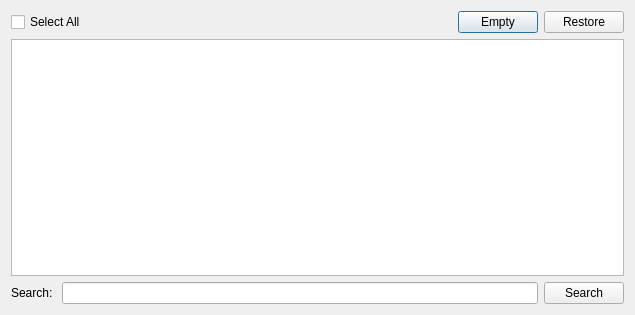
Qt form rave/AudioExplorer/trashcanform.ui (pgathogo/raven) before a commit.
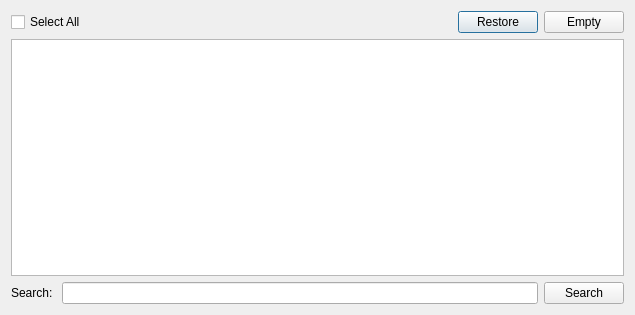
The same form after that commit.

```diff
--- a/rave/AudioExplorer/trashcanform.ui
+++ b/rave/AudioExplorer/trashcanform.ui
@@ -39,13 +39,6 @@
        </property>
       </spacer>
      </item>
-     <item>
-      <widget class="QPushButton" name="btnEmpty">
-       <property name="text">
-        <string>Empty</string>
-       </property>
-      </widget>
-     </item>
      <item>
       <widget class="QPushButton" name="btnRestore">
        <property name="text">
@@ -53,6 +46,13 @@
        </property>
       </widget>
      </item>
+     <item>
+      <widget class="QPushButton" name="btnEmpty">
+       <property name="text">
+        <string>Empty</string>
+       </property>
+      </widget>
+     </item>
     </layout>
    </item>
    <item>
```
Left out of the diff: 2 changed lines with no effect on the pictures.
